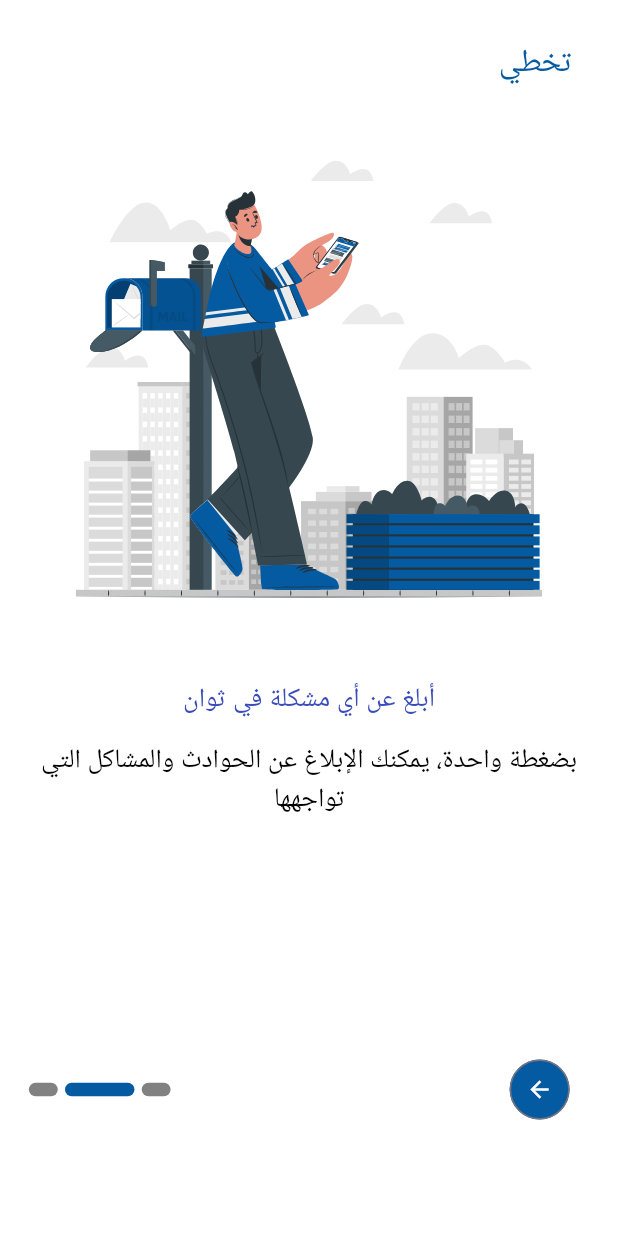
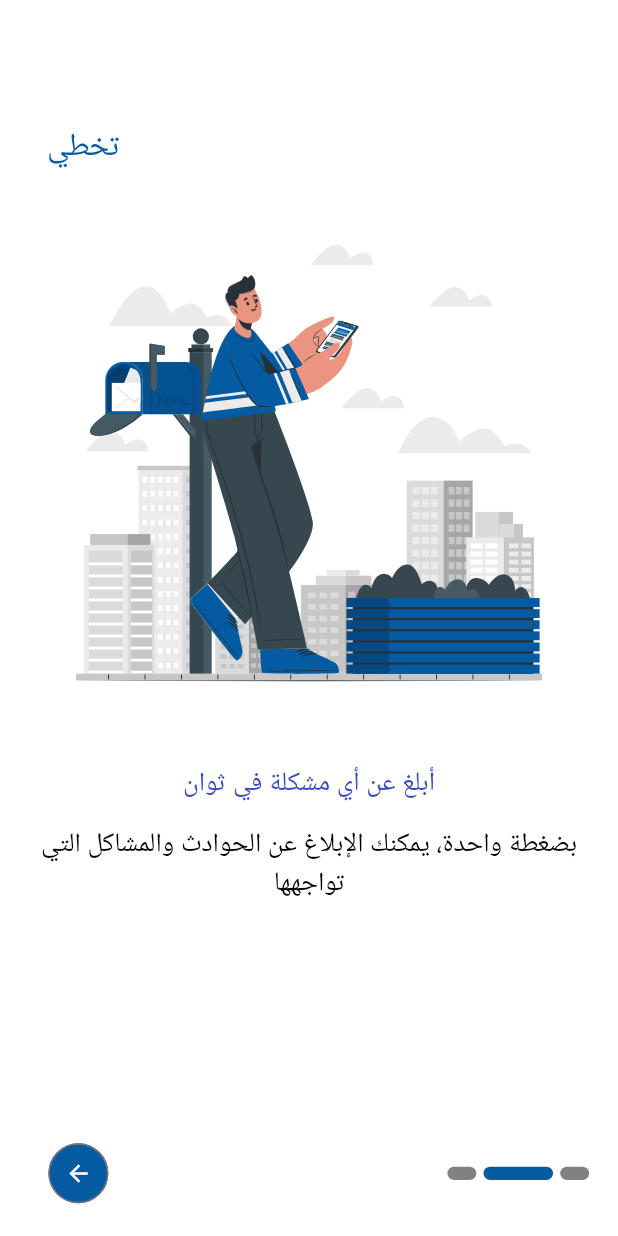
Before and after one commit to Radary-App/radary-mobile, a Flutter app: the screen it shows after launch, after a tap on the "arrow forward" icon, on a phone screen of 412 x 824 dp. Run offline on Flutter 3.47's test engine with Material 3 defaults, Android fonts, the phone set to English and light mode, and no system bars; drawn by our look-alikes of smooth_page_indicator; our stand-ins replace animated_splash_screen, dio, firebase_core, flutter_bloc, flutter_screenutil, flutter_svg and 8 more; missing offline and left inert: responsive_navigation_bar; accounts and stored records are empty; generated files the repository leaves out were written again; project files that could hold a hidden picture were left out.

Commit message:
Refactor OnBoardingScreen to improve UI layout and RTL support
- Added `_isFirstPage` state to manage visibility of the skip button on the first page.
- Reorganized the `_buildPageContent` method to better handle RTL layout by reversing the scroll direction for RTL languages.
- Moved the skip button to the end of the page content for better alignment in RTL mode.
- Updated the `_buildSkipButton` method to conditionally render the skip button based on the `_isFirstPage` state.
- Adjusted the `_buildBottomControls` method to ensure the next button is always displayed correctly, regardless of the page index.
- Enhanced the `_updateIsLastPage` method to also update the `_isFirstPage` state, ensuring the UI reflects the correct page state.

```diff
--- a/lib/features/onboarding/ui/screens/on_boarding_screens.dart
+++ b/lib/features/onboarding/ui/screens/on_boarding_screens.dart
@@ -23,6 +23,7 @@ class OnBoardingScreen extends StatefulWidget {
 class OnBoardingScreenState extends State<OnBoardingScreen> {
   final PageController _pageController = PageController();
   bool _isLastPage = false;
+  bool _isFirstPage = false;
 
   @override
   Widget build(BuildContext context) {
@@ -48,14 +49,25 @@ class OnBoardingScreenState extends State<OnBoardingScreen> {
 
   Widget _buildPageContent(
       BuildContext context, List<OnboardingInfo> items, int index) {
+    bool isRtl = Localizations.localeOf(context).languageCode == 'ar';
+
     return Padding(
       padding: EdgeInsets.symmetric(horizontal: 20.w, vertical: 20.h),
       child: SingleChildScrollView(
+        scrollDirection: Axis.vertical,
+        reverse: isRtl,
         child: Column(
           children: [
-            _buildSkipButton(items.length),
+            Row(
+              mainAxisAlignment: MainAxisAlignment.end,
+              children: [
+                _buildSkipButton(items.length),
+              ],
+            ),
             OnboardingContent(
-                item: items[index], pageController: _pageController),
+              item: items[index],
+              pageController: _pageController,
+            ),
             SizedBox(height: 177.h),
             _buildBottomControls(context, items.length),
           ],
@@ -65,13 +77,18 @@ class OnBoardingScreenState extends State<OnBoardingScreen> {
   }
 
   Widget _buildSkipButton(int totalItems) {
-    return Align(
-      alignment: Alignment.topRight,
-      child: TextButton(
-        onPressed: () => skipToLastPage(_pageController, totalItems),
-        child: Text(S.of(context).Skip, style: AppTextStyles.font24BlueMedium),
-      ),
-    );
+    return _isFirstPage
+        ? Align(
+            alignment: Alignment.topRight,
+            child: TextButton(
+              onPressed: () => skipToLastPage(_pageController, totalItems),
+              child: Text(
+                S.of(context).Skip,
+                style: AppTextStyles.font24BlueMedium,
+              ),
+            ),
+          )
+        : const Row();
   }
 
   Widget _buildBottomControls(BuildContext context, int totalItems) {
@@ -80,7 +97,6 @@ class OnBoardingScreenState extends State<OnBoardingScreen> {
     return Row(
       mainAxisAlignment: MainAxisAlignment.spaceBetween,
       children: [
-        _buildNextButton(context),
         SmoothPageIndicator(
           controller: _pageController,
           count: totalItems,
@@ -94,6 +110,7 @@ class OnBoardingScreenState extends State<OnBoardingScreen> {
           ),
           textDirection: isArabic ? TextDirection.rtl : TextDirection.ltr,
         ),
+        _buildNextButton(context),
       ],
     );
   }
@@ -120,6 +137,7 @@ class OnBoardingScreenState extends State<OnBoardingScreen> {
   void _updateIsLastPage(int currentPage, int totalPages) {
     setState(() {
       _isLastPage = currentPage == totalPages - 1;
+      _isFirstPage = currentPage == 1;
     });
   }
 }
```
